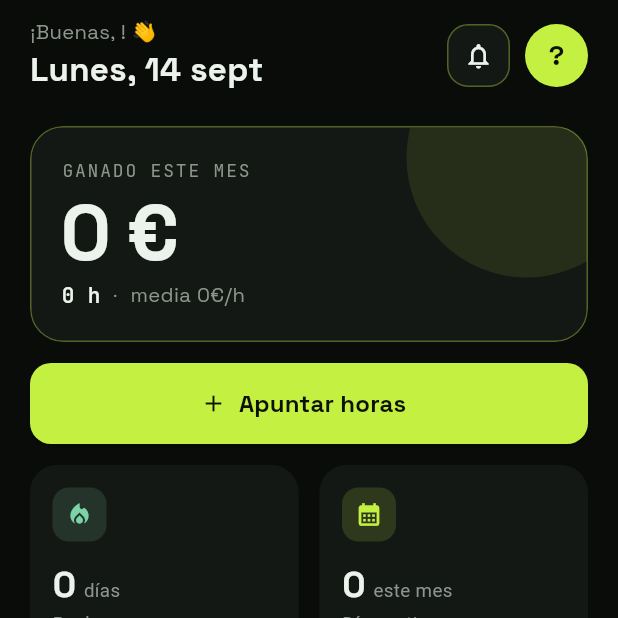
After one commit to cristiann05/Houra-app, a Flutter app: the screen it shows once a user with an empty profile is signed in, on a phone screen of 412 x 824 dp, the top half of it. The commit adds this screen. Run offline on Flutter 3.47's test engine with Material 3 defaults, Android fonts, the phone set to English and light mode, and no system bars; our stand-ins replace audioplayers, cloud_firestore, device_preview, firebase_auth, firebase_core, flutter_svg and 1 more; accounts and stored records are empty.

Commit message:
mvp 1 casi terminado revisar responsive y errores o bugs

```diff
--- a/lib/screens/home_screen.dart
+++ b/lib/screens/home_screen.dart
@@ -10,10 +10,12 @@ import 'package:houra_app/repositories/auth_repository.dart';
 import 'package:houra_app/repositories/entry_repository.dart';
 import 'package:houra_app/theme/app_colors.dart';
 import 'package:houra_app/theme/app_tags.dart';
+import 'package:houra_app/utils/formatters.dart' show trimZeros, formatMoney;
 import 'package:houra_app/utils/home_stats.dart';
 import 'package:houra_app/widgets/add_entry_sheet.dart';
 import 'package:houra_app/widgets/entry_detail_sheet.dart';
 import 'package:houra_app/widgets/hour_notification_banner.dart';
+import 'package:houra_app/widgets/responsive_page.dart';
 
 final _moneyFmt = NumberFormat.currency(locale: 'es_ES', symbol: '€', decimalDigits: 0);
 final _hoursFmt = NumberFormat.decimalPattern('es_ES');
@@ -92,7 +94,8 @@ class _HomeBody extends StatelessWidget {
     final name = fullName.trim().split(' ').first;
     final initial = name.isNotEmpty ? name[0].toUpperCase() : '?';
 
-    return SingleChildScrollView(
+    return ResponsivePage(
+      child: SingleChildScrollView(
         padding: const EdgeInsets.fromLTRB(20, 12, 20, 32),
         child: Column(
           crossAxisAlignment: CrossAxisAlignment.start,
@@ -245,6 +248,7 @@ class _HomeBody extends StatelessWidget {
           _RecentEntriesCard(entries: stats.sorted.take(3).toList()),
           ],
         ),
+      ),
     );
   }
 }
@@ -334,14 +338,18 @@ class _EarningsHero extends StatelessWidget {
                     ],
                   ),
                   const SizedBox(height: 10),
-                  Text(
-                    _moneyFmt.format(stats.totalEarnMonth),
+                  FittedBox(
+                    fit: BoxFit.scaleDown,
+                    alignment: Alignment.centerLeft,
+                    child: Text(
+                      formatMoney(stats.totalEarnMonth),
                       style: GoogleFonts.spaceGrotesk(
                         color: AppColors.colorTexto,
                         fontSize: 52,
                         fontWeight: FontWeight.w800,
                         letterSpacing: -1.5,
                         height: 0.9,
+                      ),
                     ),
                   ),
                   const SizedBox(height: 8),
@@ -359,7 +367,7 @@ class _EarningsHero extends StatelessWidget {
                       Text('·', style: TextStyle(color: AppColors.colorTextoTenue)),
                       const SizedBox(width: 8),
                       Text(
-                        'media ${_moneyFmt.format(stats.avgRateMonth)}/h',
+                        'media ${trimZeros(stats.avgRateMonth)}€/h',
                         style: GoogleFonts.spaceGrotesk(color: AppColors.colorTextoTenue, fontSize: 13.5),
                       ),
                     ],
@@ -659,7 +667,7 @@ class _RecentEntriesCard extends StatelessWidget {
                       ),
                     ),
                     Text(
-                      '${e.rate.toStringAsFixed(0)}€/h',
+                      '${trimZeros(e.rate)}€/h',
                       style: TextStyle(color: AppColors.colorTextoTenue, fontSize: 11.5),
                     ),
                   ],
--- a/lib/utils/formatters.dart
+++ b/lib/utils/formatters.dart
@@ -1,7 +1,24 @@
+// lib/utils/formatters.dart
 import 'package:intl/intl.dart';
 
 final moneyFmt = NumberFormat.currency(locale: 'es_ES', symbol: '€', decimalDigits: 0);
 final hoursFmt = NumberFormat.decimalPattern('es_ES');
+
+/// Convierte un número a texto SIN forzar decimales ni truncarlos:
+/// 7.0 -> "7", 7.5 -> "7,5", 7.25 -> "7,25". Se usa para precargar campos
+/// editables (tarifa, meta, horas) sin perder nunca la parte decimal real.
+String trimZeros(double v) {
+  final fixed = v.toStringAsFixed(2).replaceFirst(RegExp(r'\.?0*$'), '');
+  return fixed.replaceAll('.', ',');
+}
+
+/// Formatea dinero con separador de miles, mostrando 2 decimales SOLO si el
+/// número no es entero: 1227.0 -> "1.227 €", 1227.45 -> "1.227,45 €".
+String formatMoney(double v) {
+  final hasDecimals = v != v.roundToDouble();
+  final fmt = NumberFormat.currency(locale: 'es_ES', symbol: '€', decimalDigits: hasDecimals ? 2 : 0);
+  return fmt.format(v);
+}
 
 /// "Hoy", "Ayer" o "Lun 2 jun" para fechas más lejanas.
 String relDay(DateTime date) {
--- /dev/null
+++ b/lib/widgets/responsive_page.dart
@@ -0,0 +1,36 @@
+// lib/widgets/responsive_page.dart
+import 'package:flutter/material.dart';
+
+/// Envuelve el contenido de una pantalla para que se comporte bien en
+/// cualquier tamaño:
+/// - Móvil (lo normal): ocupa todo el ancho, exactamente igual que ahora.
+/// - Tablet / web / escritorio: centra el contenido con un ancho máximo
+///   cómodo de leer (como hacen Revolut, Instagram, etc.), en vez de
+///   estirar las cards y el texto de un lado a otro de la pantalla.
+///
+/// Se usa envolviendo el `body` (o el scroll principal) de cada pantalla:
+///   body: ResponsivePage(child: SingleChildScrollView(...))
+class ResponsivePage extends StatelessWidget {
+  final Widget child;
+  final double maxWidth;
+  const ResponsivePage({super.key, required this.child, this.maxWidth = 520});
+
+  @override
+  Widget build(BuildContext context) {
+    return Align(
+      alignment: Alignment.topCenter,
+      child: ConstrainedBox(
+        constraints: BoxConstraints(maxWidth: maxWidth),
+        child: child,
+      ),
+    );
+  }
+}
+
+/// Atajos para tomar decisiones de layout según el ancho disponible,
+/// sin repetir los mismos números mágicos en cada pantalla.
+extension ResponsiveContext on BuildContext {
+  double get screenWidth => MediaQuery.of(this).size.width;
+  bool get isCompact => screenWidth < 360; // móviles muy pequeños (ej. iPhone SE)
+  bool get isTablet => screenWidth >= 700;
+}
```
Also changed, not shown: lib/repositories/entry_repository.dart (+17 -0 lines), lib/screens/auth_screen.dart (+6 -7 lines), lib/screens/entries_screen.dart (+6 -1 lines), lib/screens/profile_screen.dart (+11 -8 lines), lib/screens/stats_screen.dart (+5 -2 lines), lib/utils/legal_text.dart (+10 -9 lines), lib/widgets/add_entry_sheet.dart (+68 -25 lines), lib/widgets/entry_detail_sheet.dart (+32 -3 lines). Lines whose indentation alone changed are shown as unchanged.
